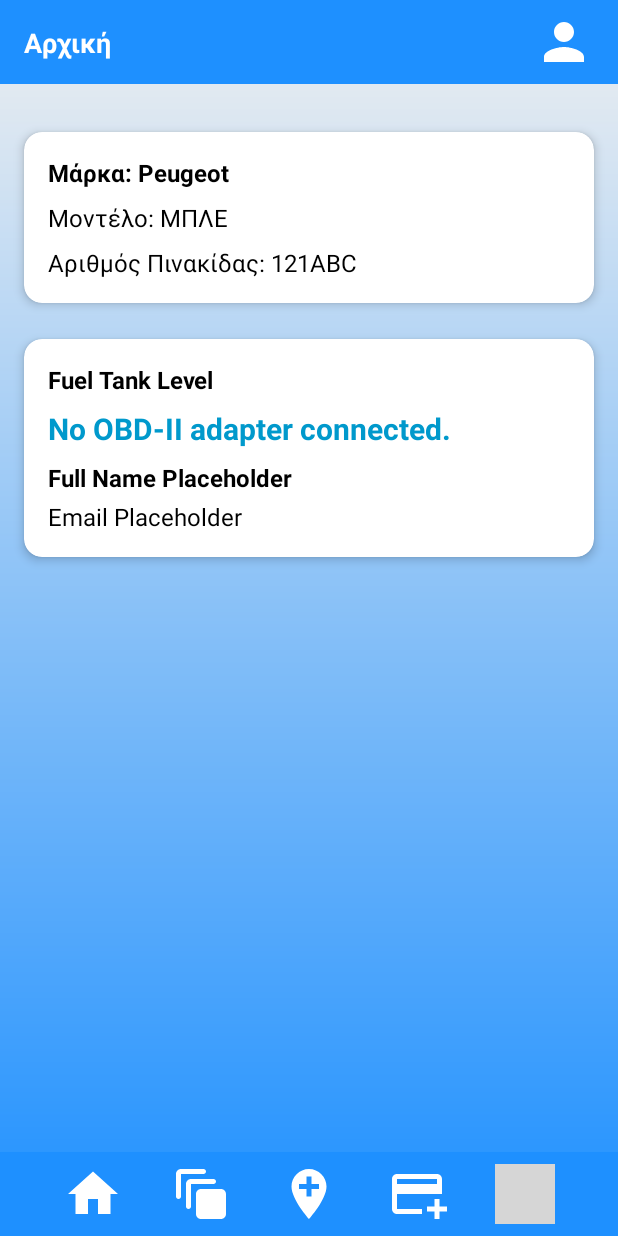
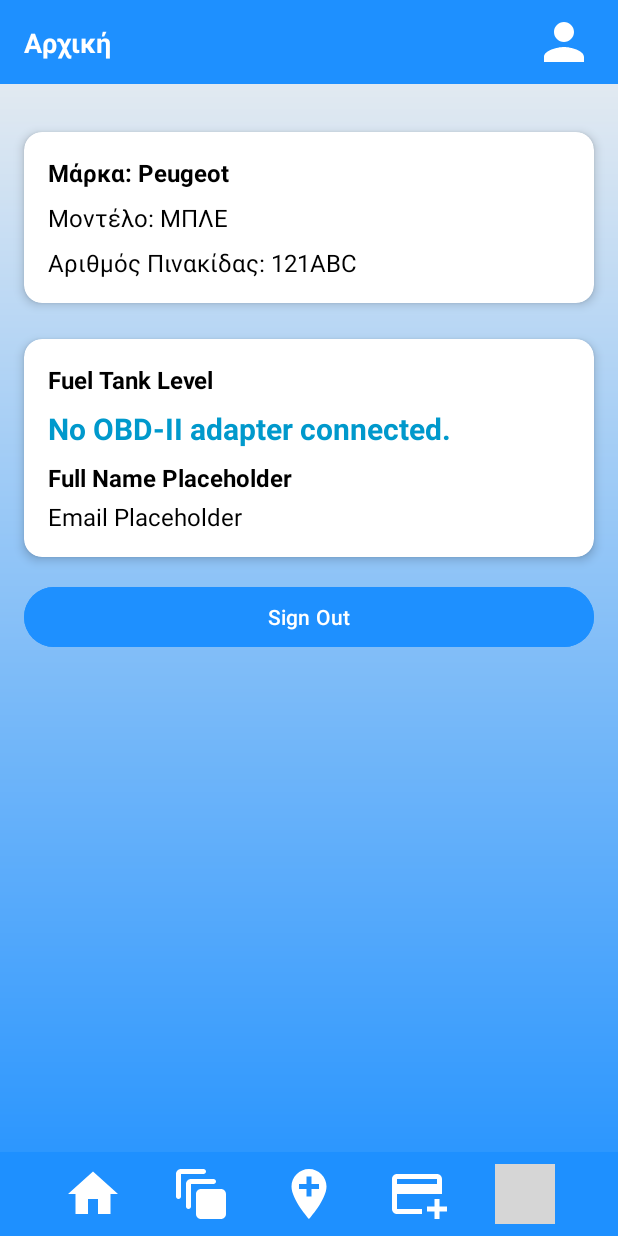
Before and after one commit to gintisprime/Car-In-Common, an Android app: the MainMenuActivity screen opened directly, with no data from a screen before it, on a phone screen of 412 x 824 dp. Run offline under Robolectric (Android 15) with nearby library versions, the light colour scheme and no system bars; our stand-ins replace Firebase (no records; nobody signed in at launch, a user with empty details on screens opened directly); libraries missing offline, so code that uses them is left out: com.github.pires.obd; 1 statement that could not run was skipped; grey boxes are pictures that could not be loaded.

Commit message:
Sign Out Button In Main Menu

```diff
--- a/app/src/main/res/layout/activity_main_menu.xml
+++ b/app/src/main/res/layout/activity_main_menu.xml
@@ -153,10 +153,30 @@
                     android:textColor="@color/text_color"
                     android:textSize="16sp" />
 
+
+
+
             </LinearLayout>
+
+
         </androidx.cardview.widget.CardView>
 
+        <Button
+            android:id="@+id/signOutButton"
+            android:layout_width="0dp"
+            android:layout_height="wrap_content"
+            android:text="Sign Out"
+            android:textColor="@android:color/white"
+            android:backgroundTint="@color/gradient_top"
+            app:layout_constraintTop_toBottomOf="@id/fuelTankCard"
+            app:layout_constraintStart_toStartOf="parent"
+            app:layout_constraintEnd_toEndOf="parent"
+            android:layout_marginTop="16dp"
+            android:layout_marginHorizontal="16dp"/>
+
     </androidx.constraintlayout.widget.ConstraintLayout>
+
+
 
     <!-- Navigation Drawer -->
     <com.google.android.material.navigation.NavigationView
```
Also changed, not shown: app/src/main/java/com/example/car_in_common_test2/MainMenuActivity.java (+18 -0 lines).
